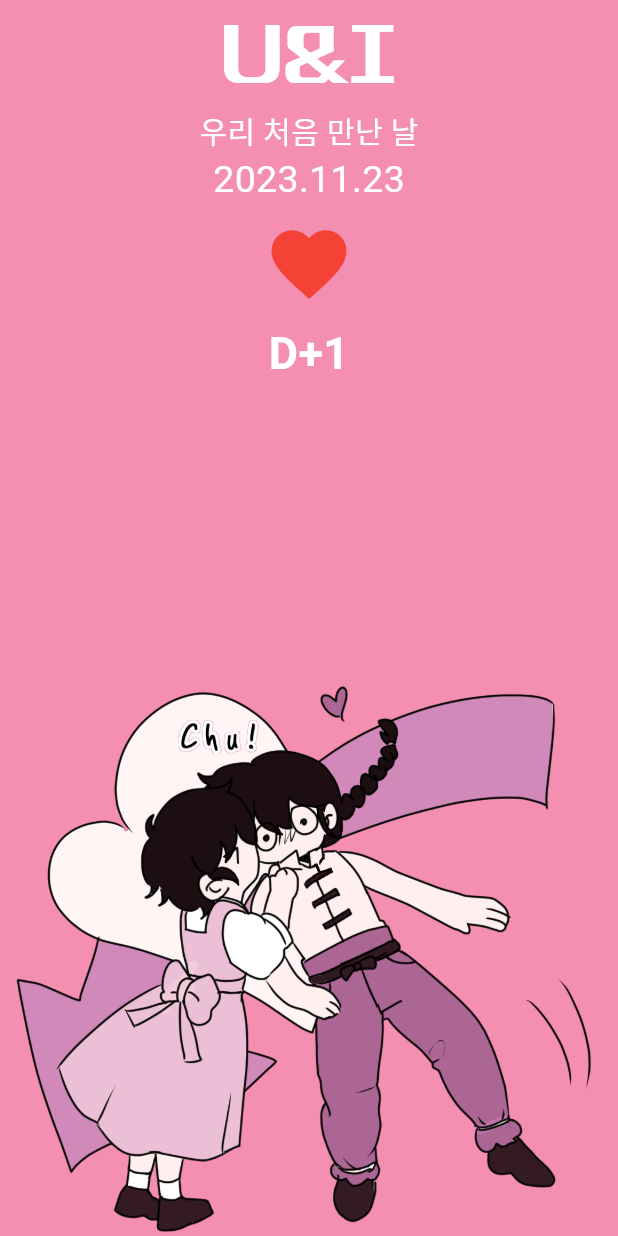
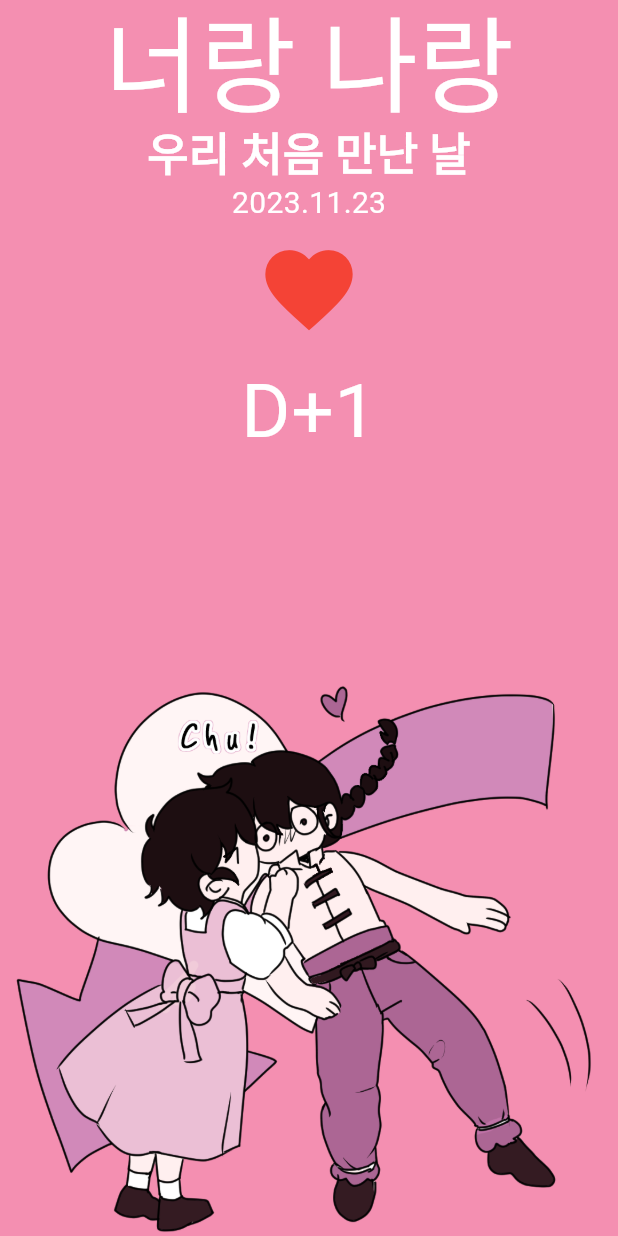
Before and after one commit to doubleTomato/flutterStudy, a Flutter app: the screen it shows after launch, after a tap on the "favorite" icon, on a phone screen of 412 x 824 dp. Run offline on Flutter 3.47's test engine with Material 3 defaults, Android fonts, the phone set to English and light mode, and no system bars; Roboto replaces fonts that are missing (batang, cat).

Commit message:
[add] theme적용해보기 및 폰트 추가

```diff
--- a/u_and_i/lib/main.dart
+++ b/u_and_i/lib/main.dart
@@ -1,5 +1,30 @@
 import 'package:flutter/material.dart';
 import 'package:u_and_i/screen/home_screen.dart';
 void main() {
-  runApp(MaterialApp(home: HomeScreen()));
+  runApp(MaterialApp(
+    theme: ThemeData(
+      fontFamily: 'batang',
+      textTheme: TextTheme(
+        displayLarge: TextStyle(
+          color: Colors.white,
+          fontSize: 70,
+          fontFamily: 'cat',
+        ),
+        displayMedium: TextStyle(
+          color: Colors.white,
+          fontSize: 30,
+          fontWeight: FontWeight.w700,
+        ),
+        bodyLarge: TextStyle(
+          color: Colors.white,
+          fontSize: 50,
+        ),
+        bodyMedium: TextStyle(
+          color: Colors.white,
+          fontSize: 20
+        )
+      )
+    ),
+      home: HomeScreen()
+  ));
 }
--- a/u_and_i/lib/screen/home_screen.dart
+++ b/u_and_i/lib/screen/home_screen.dart
@@ -14,60 +14,8 @@ class HomeScreen extends StatelessWidget{
           width: MediaQuery.of(context).size.width,
           child: Column(
             children: [
-              Expanded(
-                child: Container(
-                  child: Column(
-                    children: [
-                      Text(
-                        "U&I",
-                        style: TextStyle(
-                          color:Colors.white,
-                          fontFamily: 'estable',
-                          fontSize: 50
-                        ),
-                      ),
-                      Text(
-                          "우리 처음 만난 날",
-                        style: TextStyle(
-                          color: Colors.white,
-                          fontFamily: 'batang',
-                          fontSize: 20
-                        ),
-                      ),
-                      Text(
-                        "2023.11.23",
-                        style: TextStyle(
-                            color: Colors.white,
-                            fontFamily: 'batang',
-                            fontSize: 25
-                        ),
-                      ),
-                      IconButton(
-                        iconSize: 60,
-                        color: Colors.red,
-                        onPressed: (){},
-                        icon: Icon(Icons.favorite),
-                      ),
-                      Text(
-                          "D+1",
-                        style: TextStyle(
-                          color: Colors.white,
-                          fontFamily: 'batang',
-                          fontWeight: FontWeight.w700,
-                          fontSize: 30
-                        ),
-                      )
-                    ],
-                  ),
-                ),
-              ),
-              Expanded(
-                child: Container(
-                  child:Image.asset(
-                      'asset/img/backimg.png'
-                  ),
-                ),
-              )
+              _Top(),
+              _Bottom()
             ],
           ),
         ),
@@ -75,3 +23,57 @@ class HomeScreen extends StatelessWidget{
     );
   }
 }
+// 내부에서만 쓴다고 표기 _
+class _Top extends StatelessWidget {
+  const _Top({super.key});
+
+  @override
+  Widget build(BuildContext context) {
+    final textTheme = Theme.of(context).textTheme;
+    return  Expanded(
+      child: Container(
+        child: Column(
+          children: [
+            Text(
+              "너랑 나랑",
+              style: textTheme.displayLarge,
+            ),
+            Text(
+              "우리 처음 만난 날",
+              style: textTheme.displayMedium,
+            ),
+            Text(
+              "2023.11.23",
+              style: textTheme.bodyMedium,
+            ),
+            IconButton(
+              iconSize: 70,
+              color: Colors.red,
+              onPressed: (){},
+              icon: Icon(Icons.favorite),
+            ),
+            Text(
+              "D+1",
+              style: textTheme.bodyLarge,
+            )
+          ],
+        ),
+      ),
+    );
+  }
+}
+
+class _Bottom extends StatelessWidget {
+  const _Bottom({super.key});
+
+  @override
+  Widget build(BuildContext context) {
+    return   Expanded(
+      child: Container(
+        child:Image.asset(
+            'asset/img/backimg.png'
+        ),
+      ),
+    );
+  }
+}
--- a/u_and_i/pubspec.yaml
+++ b/u_and_i/pubspec.yaml
@@ -67,6 +67,9 @@ flutter:
         - asset: asset/font/batang_Regular.ttf
         - asset: asset/font/batang_Bold.ttf
           weight: 700
+    - family: cat
+      fonts:
+        - asset: asset/font/catfont.ttf
   # To add assets to your application, add an assets section, like this:
   # assets:
   #   - images/a_dot_burr.jpeg
```
Also changed, not shown: 1 other file.
